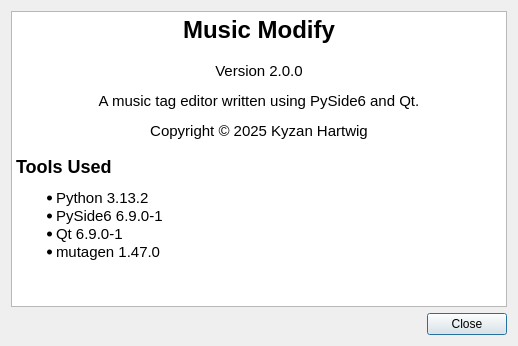
The window that src/music_modify/gui/about/ui/dialog_about.ui (Kayzels/Music-Modify) describes before a commit, drawn with Qt 5.
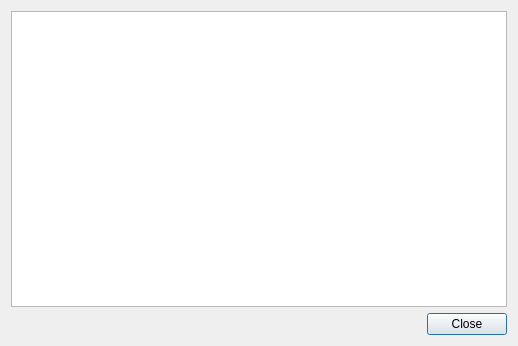
The same window after the commit.

Commit message:
feat(about): Don't hardcode versions
Generate the html in Python, rather than having it in the ui file. This
allows using f-strings, to actually get the versions of the modules when
running, rather than needing to remember to update them manually.

Diff of the .ui file:
```diff
--- a/src/music_modify/gui/about/ui/dialog_about.ui
+++ b/src/music_modify/gui/about/ui/dialog_about.ui
@@ -22,25 +22,6 @@
      <property name="readOnly">
       <bool>true</bool>
      </property>
-     <property name="html">
-      <string>&lt;!DOCTYPE HTML PUBLIC &quot;-//W3C//DTD HTML 4.0//EN&quot; &quot;http://www.w3.org/TR/REC-html40/strict.dtd&quot;&gt;
-&lt;html&gt;&lt;head&gt;&lt;meta name=&quot;qrichtext&quot; content=&quot;1&quot; /&gt;&lt;meta charset=&quot;utf-8&quot; /&gt;&lt;style type=&quot;text/css&quot;&gt;
-p, li { white-space: pre-wrap; }
-hr { height: 1px; border-width: 0; }
-li.unchecked::marker { content: &quot;\2610&quot;; }
-li.checked::marker { content: &quot;\2612&quot;; }
-&lt;/style&gt;&lt;/head&gt;&lt;body style=&quot; font-family:'Fira Sans'; font-size:11pt; font-weight:316; font-style:normal;&quot;&gt;
-&lt;h1 align=&quot;center&quot; style=&quot; margin-top:18px; margin-bottom:12px; margin-left:0px; margin-right:0px; -qt-block-indent:0; text-indent:0px;&quot;&gt;&lt;span style=&quot; font-size:xx-large; font-weight:700;&quot;&gt;Music Modify&lt;/span&gt;&lt;/h1&gt;
-&lt;p align=&quot;center&quot; style=&quot; margin-top:18px; margin-bottom:12px; margin-left:0px; margin-right:0px; -qt-block-indent:0; text-indent:0px;&quot;&gt;Version 2.0.0&lt;/p&gt;
-&lt;p align=&quot;center&quot; style=&quot; margin-top:12px; margin-bottom:12px; margin-left:0px; margin-right:0px; -qt-block-indent:0; text-indent:0px;&quot;&gt;A music tag editor written using PySide6 and Qt.&lt;/p&gt;
-&lt;p align=&quot;center&quot; style=&quot; margin-top:12px; margin-bottom:12px; margin-left:0px; margin-right:0px; -qt-block-indent:0; text-indent:0px;&quot;&gt;Copyright © 2025 Kyzan Hartwig&lt;/p&gt;
-&lt;h2 style=&quot; margin-top:16px; margin-bottom:12px; margin-left:0px; margin-right:0px; -qt-block-indent:0; text-indent:0px;&quot;&gt;&lt;span style=&quot; font-size:x-large; font-weight:700;&quot;&gt;Tools Used&lt;/span&gt;&lt;/h2&gt;
-&lt;ul style=&quot;margin-top: 0px; margin-bottom: 0px; margin-left: 0px; margin-right: 0px; -qt-list-indent: 1;&quot;&gt;
-&lt;li style=&quot; margin-top:12px; margin-bottom:0px; margin-left:0px; margin-right:0px; -qt-block-indent:0; text-indent:0px;&quot;&gt;Python 3.13.2&lt;/li&gt;
-&lt;li style=&quot; margin-top:0px; margin-bottom:0px; margin-left:0px; margin-right:0px; -qt-block-indent:0; text-indent:0px;&quot;&gt;PySide6 6.9.0-1&lt;/li&gt;
-&lt;li style=&quot; margin-top:0px; margin-bottom:0px; margin-left:0px; margin-right:0px; -qt-block-indent:0; text-indent:0px;&quot;&gt;Qt 6.9.0-1&lt;/li&gt;
-&lt;li style=&quot; margin-top:0px; margin-bottom:12px; margin-left:0px; margin-right:0px; -qt-block-indent:0; text-indent:0px;&quot;&gt;mutagen 1.47.0&lt;/li&gt;&lt;/ul&gt;&lt;/body&gt;&lt;/html&gt;</string>
-     </property>
     </widget>
    </item>
    <item>
```
The commit also changes 2 other files.
